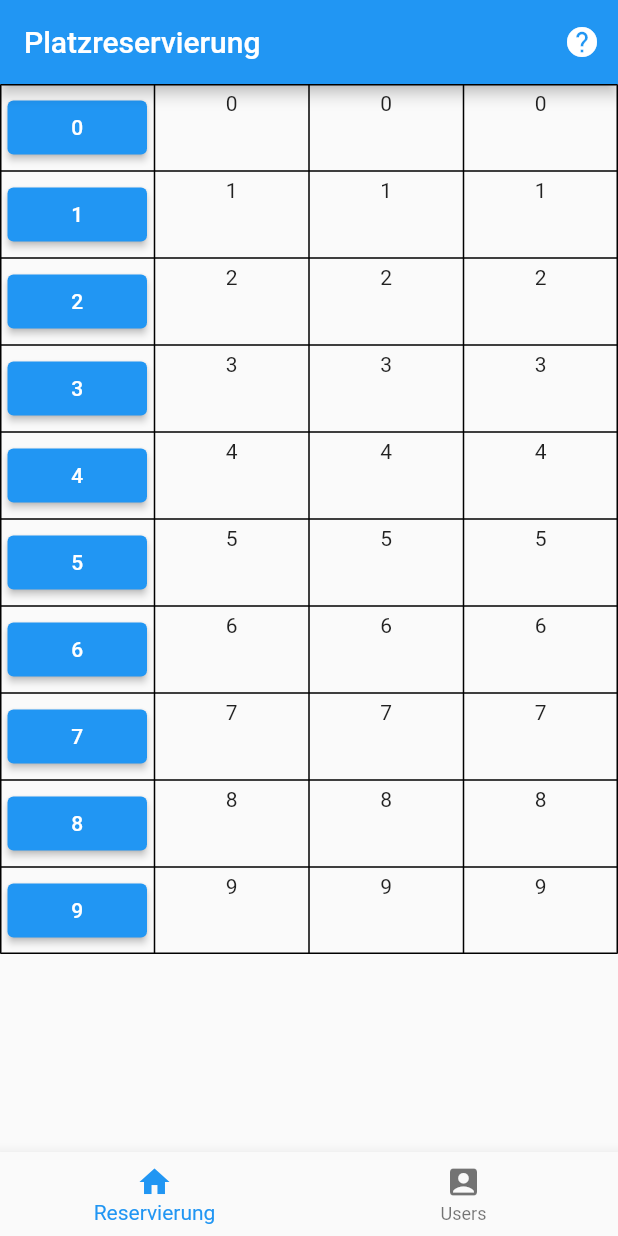
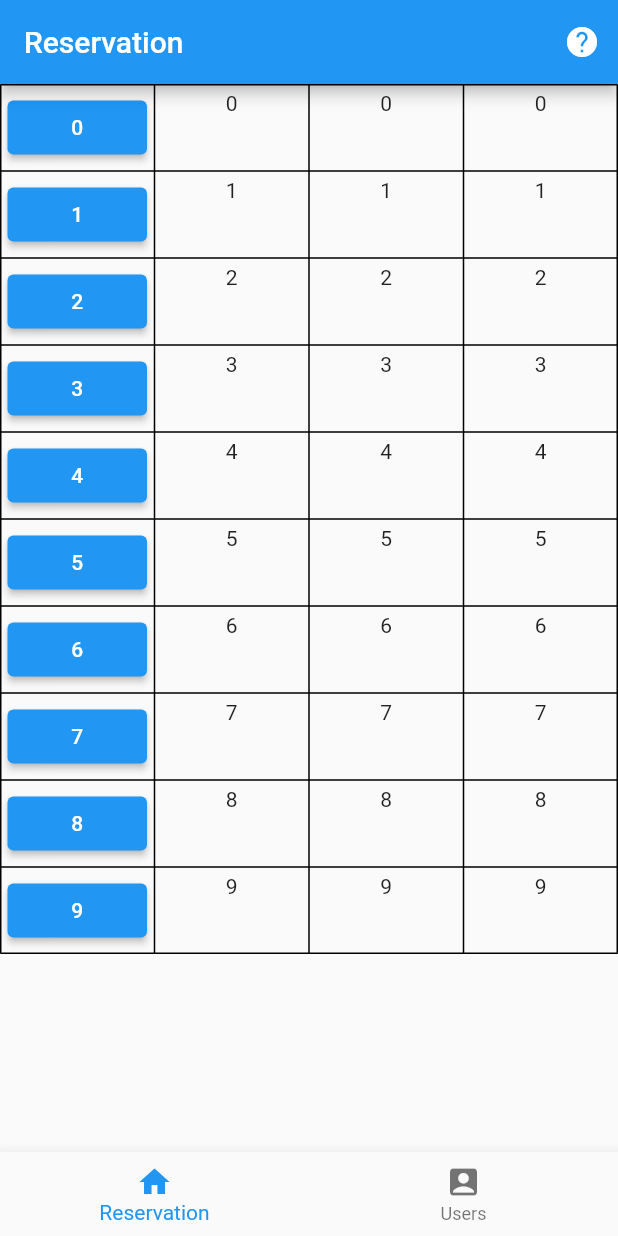
Before and after one commit to nyauheni/cmma_admin, a Flutter app: the screen it shows after launch, on a phone screen of 412 x 824 dp. Run offline on Flutter 3.47's test engine with Material 2 defaults, Android fonts, the phone set to English and light mode, and no system bars; our stand-ins replace cloud_firestore, file_picker, firebase_core; missing offline and left inert: dart:html, firedart, horizontal_data_table; accounts and stored records are empty; statements that could not run were skipped.

Commit message:
Reservierung -> Reservation

```diff
--- a/lib/main.dart
+++ b/lib/main.dart
@@ -42,7 +42,7 @@ class HomePageState extends State<HomePage> {
     return Scaffold(
       appBar: AppBar(
         title: (currentIndex == 0)
-            ? const Text("Platzreservierung")
+            ? const Text("Reservation")
             : Text(Users.collectionName),
         actions: [IconButton(onPressed: () {}, icon: const Icon(Icons.help))],
       ),
@@ -54,7 +54,7 @@ class HomePageState extends State<HomePage> {
           currentIndex: currentIndex,
           items: const [
             BottomNavigationBarItem(
-                icon: Icon(Icons.home), label: "Reservierung"),
+                icon: Icon(Icons.home), label: "Reservation"),
             BottomNavigationBarItem(
                 icon: Icon(Icons.account_box), label: "Users"),
           ]),
```
